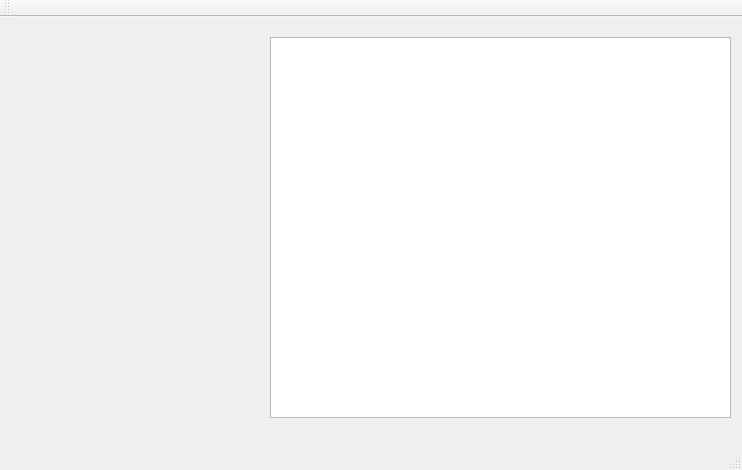
First picture: the form in mainwindow.ui, repository Wigmarr/MouseAnalysis, before the edit.
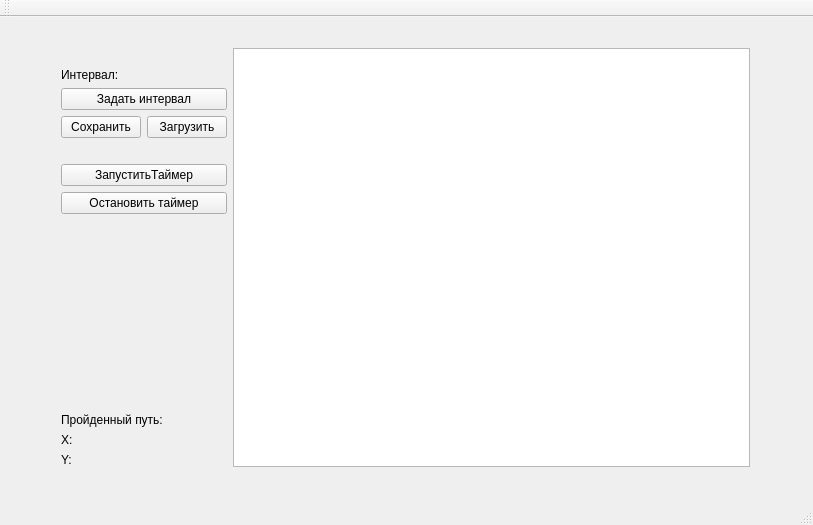
Second picture: the form after the edit.

Commit message: Add timer and info area

```diff
--- a/mainwindow.ui
+++ b/mainwindow.ui
@@ -6,23 +6,134 @@
    <rect>
     <x>0</x>
     <y>0</y>
-    <width>742</width>
-    <height>470</height>
+    <width>813</width>
+    <height>525</height>
    </rect>
   </property>
   <property name="windowTitle">
    <string>MainWindow</string>
   </property>
   <widget class="QWidget" name="centralWidget">
-   <widget class="QGraphicsView" name="graphicsView">
+   <widget class="QWidget" name="horizontalLayoutWidget">
     <property name="geometry">
      <rect>
-      <x>270</x>
+      <x>50</x>
       <y>20</y>
-      <width>461</width>
-      <height>381</height>
+      <width>711</width>
+      <height>441</height>
      </rect>
     </property>
+    <layout class="QHBoxLayout" name="horizontalLayout">
+     <item>
+      <layout class="QGridLayout" name="gridLayout_2">
+       <item row="10" column="0" colspan="2">
+        <spacer name="verticalSpacer">
+         <property name="orientation">
+          <enum>Qt::Vertical</enum>
+         </property>
+         <property name="sizeHint" stdset="0">
+          <size>
+           <width>20</width>
+           <height>40</height>
+          </size>
+         </property>
+        </spacer>
+       </item>
+       <item row="1" column="0" colspan="2">
+        <spacer name="horizontalSpacer_2">
+         <property name="orientation">
+          <enum>Qt::Horizontal</enum>
+         </property>
+         <property name="sizeHint" stdset="0">
+          <size>
+           <width>40</width>
+           <height>20</height>
+          </size>
+         </property>
+        </spacer>
+       </item>
+       <item row="3" column="0" colspan="2">
+        <widget class="QPushButton" name="btSetTimer">
+         <property name="text">
+          <string>Задать интервал</string>
+         </property>
+        </widget>
+       </item>
+       <item row="9" column="0" colspan="2">
+        <widget class="QPushButton" name="pushButton">
+         <property name="text">
+          <string>Остановить таймер</string>
+         </property>
+        </widget>
+       </item>
+       <item row="11" column="0" colspan="2">
+        <widget class="QLabel" name="lbPath">
+         <property name="text">
+          <string>Пройденный путь: </string>
+         </property>
+        </widget>
+       </item>
+       <item row="5" column="1">
+        <widget class="QPushButton" name="btLoadTimer">
+         <property name="text">
+          <string>Загрузить</string>
+         </property>
+        </widget>
+       </item>
+       <item row="6" column="0" colspan="2">
+        <spacer name="horizontalSpacer_3">
+         <property name="orientation">
+          <enum>Qt::Horizontal</enum>
+         </property>
+         <property name="sizeHint" stdset="0">
+          <size>
+           <width>40</width>
+           <height>20</height>
+          </size>
+         </property>
+        </spacer>
+       </item>
+       <item row="13" column="0" colspan="2">
+        <widget class="QLabel" name="lbYPos">
+         <property name="text">
+          <string>Y:</string>
+         </property>
+        </widget>
+       </item>
+       <item row="2" column="0" colspan="2">
+        <widget class="QLabel" name="lbTimer">
+         <property name="text">
+          <string>Интервал:</string>
+         </property>
+        </widget>
+       </item>
+       <item row="8" column="0" colspan="2">
+        <widget class="QPushButton" name="pushButton_2">
+         <property name="text">
+          <string>ЗапуститьТаймер</string>
+         </property>
+        </widget>
+       </item>
+       <item row="12" column="0" colspan="2">
+        <widget class="QLabel" name="lbXPos">
+         <property name="text">
+          <string>X:</string>
+         </property>
+        </widget>
+       </item>
+       <item row="5" column="0">
+        <widget class="QPushButton" name="btSaveTimer">
+         <property name="text">
+          <string>Сохранить</string>
+         </property>
+        </widget>
+       </item>
+      </layout>
+     </item>
+     <item>
+      <widget class="QGraphicsView" name="graphicsView"/>
+     </item>
+    </layout>
    </widget>
   </widget>
   <widget class="QMenuBar" name="menuBar">
```
Left out of the diff: 2 changed lines with no effect on the pictures. The commit also changes 4 other files.
